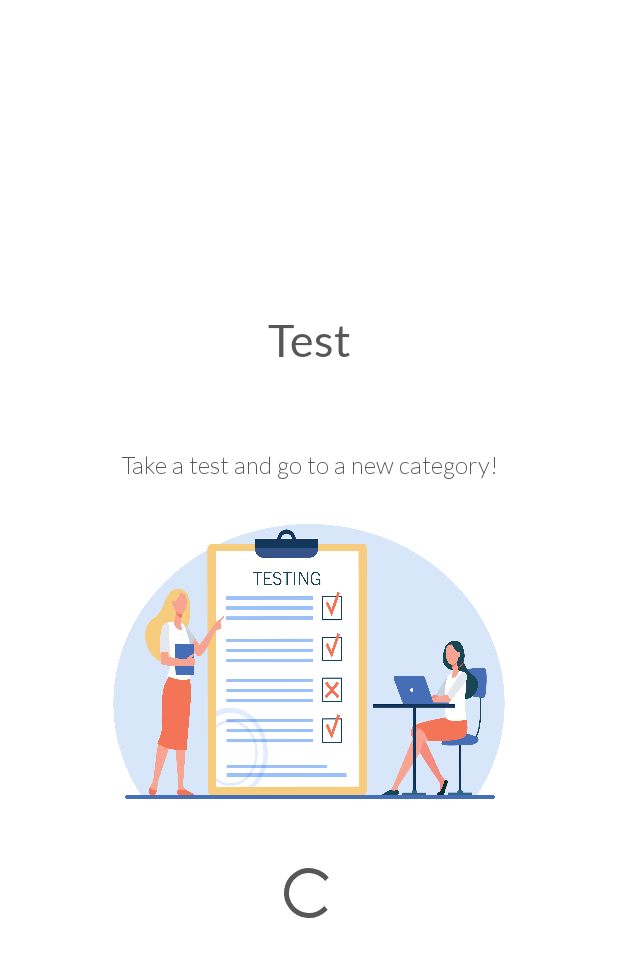
After one commit to neonv13/LearnWordsApp, an Android app: the layout activity_category_test_main.xml on its own in the app's theme, with its tools: preview values and no code run, on a phone screen of 412 x 824 dp. The commit adds this screen. Shown: the top 957 px of the screen. Run offline under Robolectric (Android 15) with nearby library versions, the phone set to English and light mode, and no system bars.

Commit message:
Add Test View

```diff
--- /dev/null
+++ b/app/src/main/res/layout/activity_category_test_main.xml
@@ -0,0 +1,59 @@
+<?xml version="1.0" encoding="utf-8"?>
+<RelativeLayout xmlns:android="http://schemas.android.com/apk/res/android"
+    xmlns:app="http://schemas.android.com/apk/res-auto"
+    xmlns:tools="http://schemas.android.com/tools"
+    android:layout_width="match_parent"
+    android:layout_height="match_parent"
+    android:background="@color/white">
+
+    <!--   add tools:context and id -->
+
+    <LinearLayout
+        android:layout_width="match_parent"
+        android:layout_height="wrap_content"
+        android:layout_centerInParent="true"
+        android:gravity="center"
+        android:orientation="vertical">
+
+        <TextView
+            android:layout_width="match_parent"
+            android:layout_height="wrap_content"
+            android:layout_marginBottom="10dp"
+            android:fontFamily="@font/lato"
+            android:gravity="center"
+            android:text="@string/category_test_title"
+            android:textColor="@color/darkGray"
+            android:textSize="30sp" />
+
+        <TextView
+            android:layout_width="match_parent"
+            android:layout_height="wrap_content"
+            android:layout_marginBottom="20dp"
+            android:fontFamily="@font/lato"
+            android:gravity="center"
+            android:textColor="@color/darkGray"
+            android:textSize="22sp" />
+
+        <TextView
+            android:layout_width="match_parent"
+            android:layout_height="wrap_content"
+            android:layout_marginBottom="10dp"
+            android:fontFamily="@font/lato_light"
+            android:gravity="center"
+            android:text="@string/category_test_subtitle"
+            android:textColor="@color/darkGray"
+            android:textSize="16sp" />
+
+        <ImageView
+            android:layout_width="300dp"
+            android:layout_height="220dp"
+            android:background="@drawable/test" />
+
+        <ProgressBar
+            android:layout_width="40dp"
+            android:layout_height="40dp"
+            android:layout_marginTop="25dp"
+            android:theme="@style/Progressbar" />
+    </LinearLayout>
+
+</RelativeLayout>
--- a/app/src/main/res/values/colors.xml
+++ b/app/src/main/res/values/colors.xml
@@ -14,4 +14,6 @@
     <color name="black">#000000</color>
     <color name="darkPurple">#8F51BF</color>
     <color name="backgroundPurple">#D0C0DC</color>
+    <color name="backgroundPeach">#EAD5D0</color>
+    <color name="peach">#F7A492</color>
 </resources>
--- a/app/src/main/res/values/strings.xml
+++ b/app/src/main/res/values/strings.xml
@@ -43,4 +43,8 @@
     <string name="quiz_title">Quiz</string>
     <string name="quiz_subtitle">Make a Quiz from a Category:</string>
 
+    <!-- Category Test -->
+    <string name="category_test_title">Test</string>
+    <string name="category_test_subtitle">Take a test and go to a new category!</string>
+
 </resources>
```
Also changed, not shown: app/src/main/res/drawable/next_btn_category_test.xml (added, +8 -0 lines), app/src/main/res/layout/activity_category_test_dashboard.xml (added, +159 -0 lines), app/src/main/res/layout/activity_category_test_end.xml (added, +57 -0 lines), app/src/main/res/drawable/test.png (added), app/src/main/res/drawable/win.png (added).
